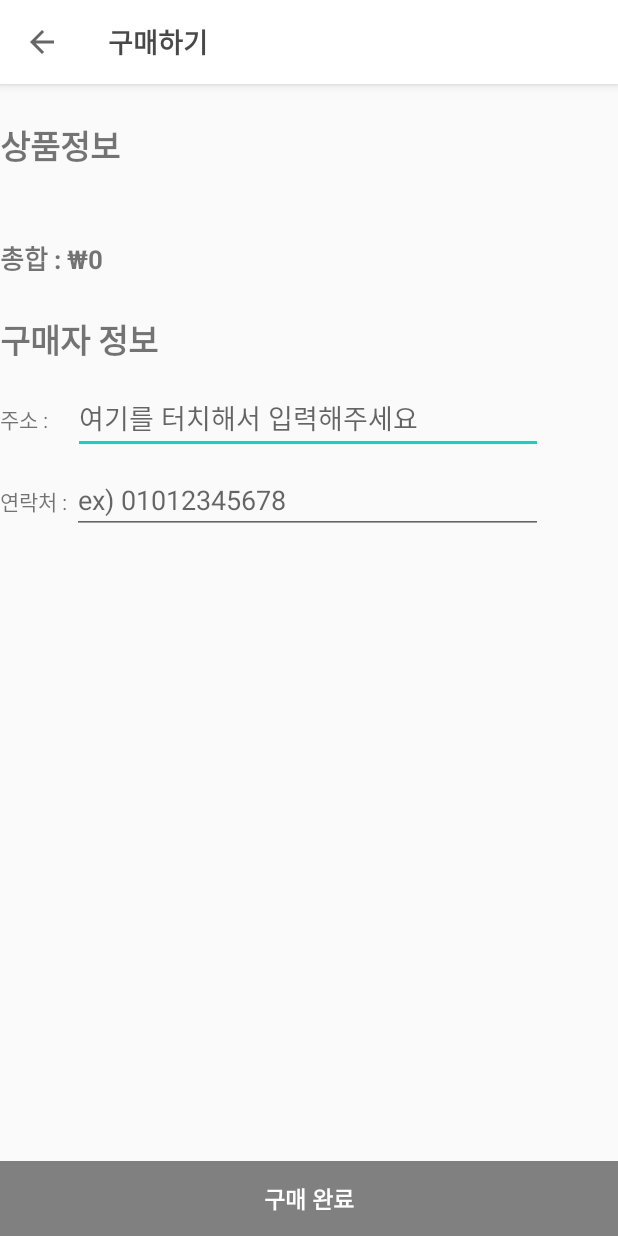
After one commit to chrisais9/Kookpang, an Android app: the PurchaseActivity screen opened directly, with no data from a screen before it, on a phone screen of 412 x 824 dp. The commit adds this screen. Run offline under Robolectric (Android 15) with nearby library versions, the phone set to English and light mode, and no system bars; our stand-ins replace RxJava; 2 statements that could not run were skipped.

Commit message:
아이템 구매 액티비티 추가

```diff
--- a/app/src/main/AndroidManifest.xml
+++ b/app/src/main/AndroidManifest.xml
@@ -20,6 +20,7 @@
             </intent-filter>
 
         </activity>
+        <activity android:name=".purchase.ui.PurchaseActivity" />
     </application>
 
 </manifest>
--- a/app/src/main/java/kr/koohyongmo/kookpang/common/data/model/Product.kt
+++ b/app/src/main/java/kr/koohyongmo/kookpang/common/data/model/Product.kt
@@ -1,7 +1,6 @@
 package kr.koohyongmo.kookpang.common.data.model
 
 import io.realm.RealmObject
-import io.realm.annotations.PrimaryKey
 
 /**
  * Created by KooHyongMo on 2020/10/11
--- a/app/src/main/java/kr/koohyongmo/kookpang/common/ui/viewpager/HomeModeViewPager.kt
+++ b/app/src/main/java/kr/koohyongmo/kookpang/common/ui/viewpager/HomeModeViewPager.kt
@@ -1,13 +1,11 @@
 package kr.koohyongmo.kookpang.common.ui.viewpager
 
-import android.os.Bundle
-import androidx.annotation.NonNull
 import androidx.fragment.app.Fragment
 import androidx.fragment.app.FragmentManager
 import androidx.lifecycle.Lifecycle
 import androidx.viewpager2.adapter.FragmentStateAdapter
 import kr.koohyongmo.kookpang.shoppinglist.ui.ShoppingListFragment
-import kr.koohyongmo.kookpang.store.ui.StoreFragment
+import kr.koohyongmo.kookpang.store.ui.HomeFragment
 
 /**
  * Created by KooHyongMo on 2020/10/11
@@ -22,7 +20,7 @@ class HomeModeViewPager (
 
     override fun createFragment(position: Int): Fragment {
         return when(position) {
-            0 -> StoreFragment()
+            0 -> HomeFragment()
             1 -> ShoppingListFragment()
             else -> throw Exception("wrong index")
         }
--- /dev/null
+++ b/app/src/main/java/kr/koohyongmo/kookpang/purchase/ui/PurchaseActivity.kt
@@ -0,0 +1,85 @@
+package kr.koohyongmo.kookpang.purchase.ui
+
+import android.content.res.ColorStateList
+import android.graphics.Color
+import android.widget.Toast
+import androidx.core.widget.addTextChangedListener
+import kotlinx.android.synthetic.main.activity_purchase.*
+import kr.koohyongmo.kookpang.R
+import kr.koohyongmo.kookpang.common.ui.base.BaseActivity
+
+/**
+ * Created by KooHyongMo on 2020/10/18
+ */
+class PurchaseActivity
+    : BaseActivity() {
+    override val layoutResourceID: Int
+        get() = R.layout.activity_purchase
+    override val layoutToolbarID: Int
+        get() = R.id.toolbar
+
+    var productNameList = arrayListOf<String>()
+    var productPriceList = arrayListOf<String>()
+
+    var isAddressEmpty = true
+    var isPhoneEmpty = true
+
+    override fun initLayoutAttributes() {
+        productNameList.addAll(intent.getSerializableExtra("name") as ArrayList<String>)
+        productPriceList.addAll(intent.getSerializableExtra("price") as ArrayList<String>)
+
+        initProductListAndSum()
+        initUserInfo()
+        initButton()
+    }
+
+    private fun initProductListAndSum() {
+        var productInfoString = ""
+        var productPriceSum = 0
+        productNameList.forEachIndexed { index, name ->
+            productInfoString += "${index + 1}. ${productNameList[index]} ${productPriceList[index]}\n"
+            productPriceSum += productPriceList[index].filter { it.isDigit() }.toInt()
+        }
+        tv_products.text = productInfoString
+        tv_sum.text = "총합 : ₩$productPriceSum"
+    }
+
+    private fun initUserInfo() {
+        et_address.addTextChangedListener {
+            if (it?.isEmpty()!!) {
+                et_address.backgroundTintList = ColorStateList.valueOf(Color.parseColor("#ED4337"))
+                isAddressEmpty = true
+            } else {
+                et_address.backgroundTintList = ColorStateList.valueOf(Color.parseColor("#00FF00"))
+                isAddressEmpty = false
+            }
+            setButtonAvailability()
+        }
+        et_phone.addTextChangedListener {
+            if (it.toString().matches("[0-9]{3}\\-?[0-9]{4}\\-?[0-9]{4}$".toRegex())) {
+                et_phone.backgroundTintList = ColorStateList.valueOf(Color.parseColor("#00FF00"))
+                isPhoneEmpty = false
+            } else {
+                et_phone.backgroundTintList = ColorStateList.valueOf(Color.parseColor("#ED4337"))
+                isPhoneEmpty = true
+            }
+            setButtonAvailability()
+        }
+    }
+
+    private fun setButtonAvailability() {
+        btn_buy.isEnabled = !isAddressEmpty && !isPhoneEmpty
+    }
+
+    private fun initButton() {
+        btn_buy.setOnClickListener {
+            if (btn_buy.isEnabled) {
+                Toast.makeText(this, "구매가 완료 되었습니다.", Toast.LENGTH_SHORT).show()
+                finish()
+            } else {
+                Toast.makeText(this, "구매자 정보를 채워주세요!", Toast.LENGTH_SHORT).show()
+            }
+        }
+    }
+
+}
--- a/app/src/main/java/kr/koohyongmo/kookpang/store/ui/StoreFragment.kt
+++ b/app/src/main/java/kr/koohyongmo/kookpang/store/ui/HomeFragment.kt
@@ -1,5 +1,6 @@
 package kr.koohyongmo.kookpang.store.ui
 
+import android.content.Intent
 import android.view.View
 import androidx.recyclerview.widget.LinearLayoutManager
 import com.github.nitrico.lastadapter.LastAdapter
@@ -12,13 +13,15 @@ import kr.koohyongmo.kookpang.R
 import kr.koohyongmo.kookpang.common.data.model.Product
 import kr.koohyongmo.kookpang.common.ui.base.BaseFragment
 import kr.koohyongmo.kookpang.databinding.ItemStoreProductBinding
+import kr.koohyongmo.kookpang.purchase.ui.PurchaseActivity
 import kr.koohyongmo.kookpang.store.viewmodel.ProductStoreViewModel
 
 /**
- * Created by KooHyongMo on 2020/10/11
+ * 홈화면 Fragment
+ * 상품 리스트가 있으며, 상품 장바구니 추가 및 구매를 진행 할 수 있음
  */
 
-class StoreFragment
+class HomeFragment
     : BaseFragment() {
 
     override val layoutResourceID: Int
@@ -83,7 +86,11 @@ class StoreFragment
                 onSaveToShoppingList(product)
             }
         }
-
+        btn_buy.setOnClickListener {
+            selectedProduct?.let { product ->
+                onPurchaseProduct(product)
+            }
+        }
 
     }
 
@@ -139,4 +146,12 @@ class StoreFragment
         // 장바구니로 뷰 포커스 이동
         (activity as MainActivity).vp_mode.setCurrentItem(1, true)
     }
+
+    private fun onPurchaseProduct(product: ProductStoreViewModel) {
+        startActivity(
+            Intent(requireContext(), PurchaseActivity::class.java)
+                .putExtra("name", arrayListOf(product.name))
+                .putExtra("price", arrayListOf(product.price))
+        )
+    }
 }
--- /dev/null
+++ b/app/src/main/res/layout/activity_purchase.xml
@@ -0,0 +1,130 @@
+<?xml version="1.0" encoding="utf-8"?>
+<androidx.constraintlayout.widget.ConstraintLayout xmlns:android="http://schemas.android.com/apk/res/android"
+    android:layout_width="match_parent"
+    android:layout_height="match_parent"
+    xmlns:app="http://schemas.android.com/apk/res-auto">
+
+    <com.google.android.material.appbar.AppBarLayout
+        android:id="@+id/appbar"
+        android:layout_width="match_parent"
+        android:layout_height="?attr/actionBarSize"
+        app:layout_constraintLeft_toLeftOf="parent"
+        app:layout_constraintRight_toRightOf="parent"
+        app:layout_constraintTop_toTopOf="parent"
+        app:popupTheme="@style/ThemeOverlay.AppCompat.Light">
+
+        <androidx.appcompat.widget.Toolbar
+            android:id="@+id/toolbar"
+            android:layout_width="match_parent"
+            android:layout_height="match_parent"
+            android:background="@android:color/white">
+
+            <TextView
+                android:id="@+id/text_toolbar_title"
+                android:layout_width="wrap_content"
+                android:layout_height="wrap_content"
+                android:text="@string/btn_buy"
+                android:textColor="@color/body"
+                android:textSize="@dimen/text_toolbar_title"
+                android:textStyle="bold" />
+
+        </androidx.appcompat.widget.Toolbar>
+    </com.google.android.material.appbar.AppBarLayout>
+
+    <GridLayout
+        android:layout_width="match_parent"
+        android:layout_height="match_parent"
+        android:layout_marginTop="?attr/actionBarSize"
+        android:layout_marginBottom="50dp"
+        android:rowCount="6"
+        android:columnCount="1">
+
+        <TextView
+            android:layout_marginTop="24dp"
+            android:text="상품정보"
+            android:textSize="22sp"
+            android:textStyle="bold"
+            android:layout_width="wrap_content"
+            android:layout_height="wrap_content"/>
+
+
+        <TextView
+            android:id="@+id/tv_products"
+            android:textSize="15sp"
+            android:layout_marginTop="12dp"
+            android:text="1. 퐁퐁 세제 ₩2,200\n2. 에어팟 ₩219,000"
+            android:layout_width="wrap_content"
+            android:layout_height="wrap_content"/>
+
+
+        <TextView
+            android:id="@+id/tv_sum"
+            android:textSize="17sp"
+            android:layout_marginTop="12dp"
+            android:textStyle="bold"
+            android:text="총합 : ₩220,200"
+            android:layout_width="wrap_content"
+            android:layout_height="wrap_content"/>
+
+        <TextView
+            android:text="구매자 정보"
+            android:layout_marginTop="24dp"
+            android:textSize="22sp"
+            android:textStyle="bold"
+            android:layout_width="wrap_content"
+            android:layout_height="wrap_content"/>
+
+        <LinearLayout
+            android:layout_width="match_parent"
+            android:layout_height="wrap_content"
+            android:layout_marginTop="12dp"
+            android:orientation="horizontal">
+
+            <TextView
+                android:text="주소 :     "
+                android:layout_width="wrap_content"
+                android:layout_height="wrap_content"/>
+            <EditText
+                android:id="@+id/et_address"
+                android:hint="여기를 터치해서 입력해주세요"
+                android:layout_marginEnd="50dp"
+                android:layout_width="match_parent"
+                android:layout_height="wrap_content"/>
+
+        </LinearLayout>
+
+        <LinearLayout
+            android:layout_width="match_parent"
+            android:layout_marginTop="8dp"
+            android:layout_height="wrap_content"
+            android:orientation="horizontal">
+            <TextView
+                android:text="연락처 : "
+                android:layout_width="wrap_content"
+                android:layout_height="wrap_content"/>
+            <EditText
+                android:id="@+id/et_phone"
+                android:hint="ex) 01012345678"
+                android:layout_marginEnd="50dp"
+                android:layout_width="match_parent"
+                android:layout_height="wrap_content"/>
+
+        </LinearLayout>
+
+    </GridLayout>
+
+    <Button
+        android:id="@+id/btn_buy"
+        style="?android:attr/borderlessButtonStyle"
+        android:layout_width="match_parent"
+        android:layout_height="50dp"
+        android:background="@drawable/background_btn_buy"
+        android:foreground="?attr/selectableItemBackground"
+        android:text="구매 완료"
+        android:enabled="false"
+        android:textColor="@android:color/white"
+        android:textSize="15sp"
+        android:textStyle="bold"
+        app:layout_constraintBottom_toBottomOf="parent" />
+
+</androidx.constraintlayout.widget.ConstraintLayout>
```
